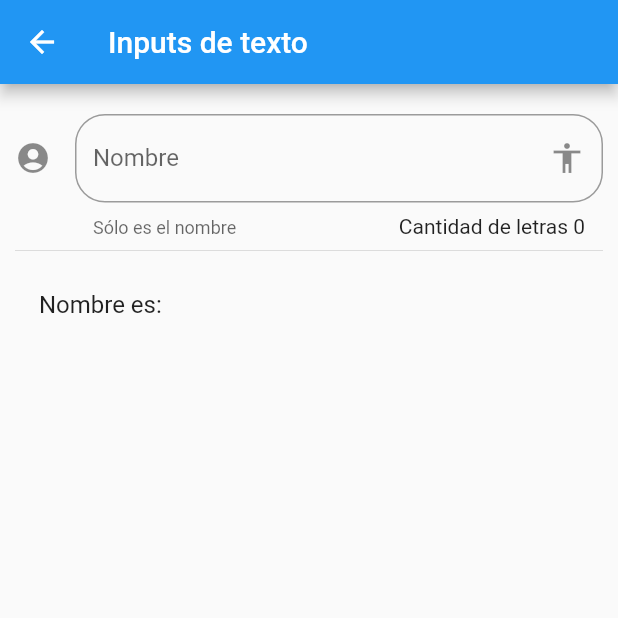
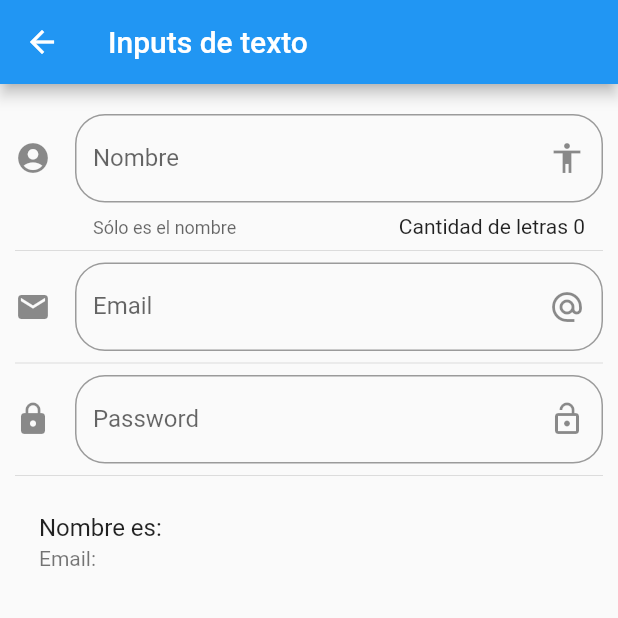
Before and after one commit to Ramseths/flutter_components, a Flutter app: the InputPage screen opened by its route, on a phone screen of 412 x 824 dp, the top half of it. Run offline on Flutter 3.47's test engine with Material 2 defaults, Android fonts, the phone set to English and light mode, and no system bars.

Commit message:
Creando inputs para email y password

```diff
--- a/lib/src/pages/input_page.dart
+++ b/lib/src/pages/input_page.dart
@@ -9,6 +9,8 @@ class InputPage extends StatefulWidget {
 class _InputPageState extends State<InputPage> {
 
   String _nombre = '';
+  String _email = '';
+
   @override
   Widget build(BuildContext context) {
     return Scaffold(
@@ -19,6 +21,10 @@ class _InputPageState extends State<InputPage> {
         padding: EdgeInsets.symmetric(horizontal: 10.0, vertical: 20.0),
         children: [
           _crearInput(),
+          Divider(),
+          _crearEmail(),
+          Divider(),
+          _crearPassword(),
           Divider(),
           _crearPersona()
         ],
@@ -53,6 +59,41 @@ class _InputPageState extends State<InputPage> {
   Widget _crearPersona(){
     return ListTile(
       title: Text('Nombre es: $_nombre'),
+      subtitle: Text('Email: $_email'),
+    );
+  }
+
+  Widget _crearEmail(){
+    return TextField(
+      //autofocus: true,
+      keyboardType: TextInputType.emailAddress,
+      decoration: InputDecoration(
+        border: OutlineInputBorder(borderRadius: BorderRadius.circular(20.0)),
+        hintText: 'Email',
+        labelText: 'Email',
+        suffixIcon: Icon(Icons.alternate_email),
+        icon: Icon(Icons.email)
+      ),
+      onChanged: (valor) => setState(() {
+          _email = valor;
+      })
+    );
+  }
+
+  Widget _crearPassword(){
+    return TextField(
+      //autofocus: true,
+      obscureText: true,
+      decoration: InputDecoration(
+        border: OutlineInputBorder(borderRadius: BorderRadius.circular(20.0)),
+        hintText: 'Password',
+        labelText: 'Password',
+        suffixIcon: Icon(Icons.lock_open),
+        icon: Icon(Icons.lock)
+      ),
+      onChanged: (valor) => setState(() {
+          _email = valor;
+      })
     );
   }
 
```
